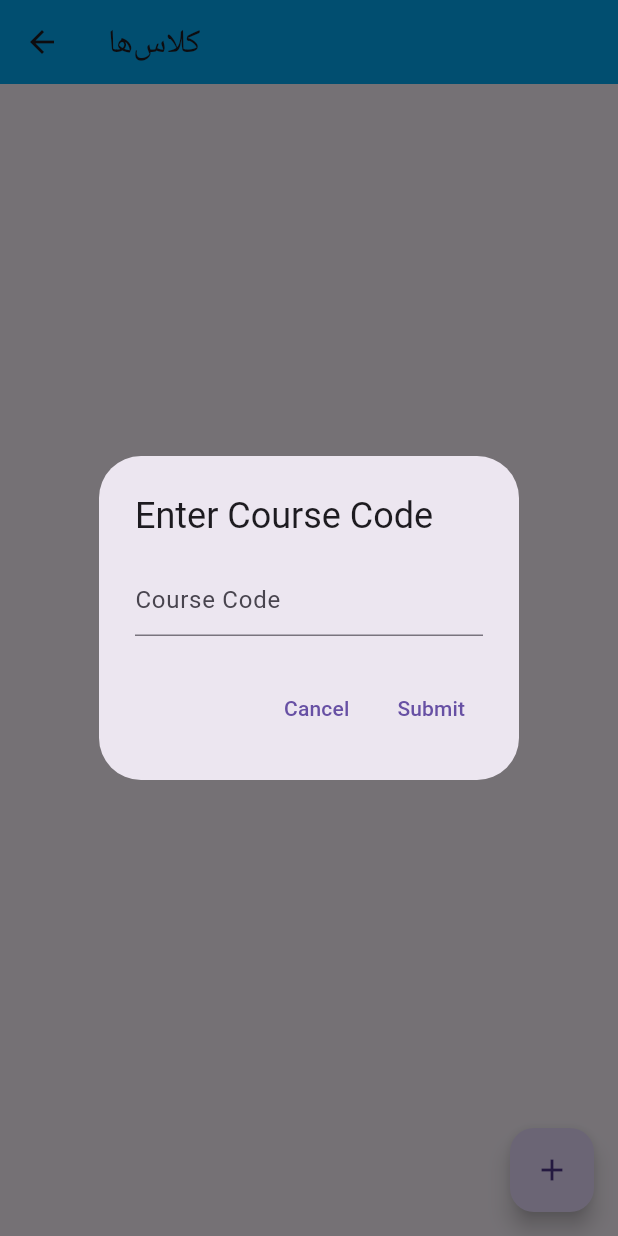
After one commit to babaj0821/AP_project_flutter, a Flutter app: the CoursePage screen opened directly, after a tap on the "add" icon, on a phone screen of 412 x 824 dp. The commit adds this screen. Run offline on Flutter 3.47's test engine with Material 3 defaults, Android fonts, the phone set to English and light mode, and no system bars.

Commit message:
home and class socket

```diff
--- a/front/AP_Project/lib/main.dart
+++ b/front/AP_Project/lib/main.dart
@@ -6,6 +6,7 @@ import 'package:ap_project/theme/theme.dart';
 import 'package:ap_project/screens/user_profile_page.dart';
 
 void main() {
+
   runApp(const MyApp());
 }
 
--- /dev/null
+++ b/front/AP_Project/lib/screens/classes_screen.dart
@@ -0,0 +1,167 @@
+import 'package:flutter/material.dart';
+import 'dart:io';
+import 'package:ap_project/screens/signin_screen.dart';
+class CoursePage extends StatefulWidget {
+  @override
+  _CoursePageState createState() => _CoursePageState();
+}
+
+class _CoursePageState extends State<CoursePage> {
+  List<Course> courses = [];
+
+  void _addCourse() async {
+    String? courseCode = await _showCourseCodeDialog();
+    if (courseCode != null && courseCode.isNotEmpty) {
+      try {
+        final socket = await Socket.connect('192.168.43.66', 8888);
+        print('Connected to: ${socket.remoteAddress.address}:${socket.remotePort}');
+
+        // Send course code to the server
+        socket.write('402243127-course-$courseCode\u0000');
+        await socket.flush();
+        print('Data sent to server:402243039-course-$courseCode\u0000');
+
+        // Listen for responses from the server
+        socket.listen((data) {
+          final response = String.fromCharCodes(data).trim();
+          print('Response from server: $response');
+          if (response.startsWith('course_details-')) {
+            final courseDetails = response.substring('course_details-'.length);
+            final course = Course.fromDetailsString(courseDetails);
+            setState(() {
+              courses.add(course);
+            });
+          } else {
+            ScaffoldMessenger.of(context).showSnackBar(
+              SnackBar(content: Text(response)),
+            );
+          }
+        }, onError: (error) {
+          print('Error: $error');
+          ScaffoldMessenger.of(context).showSnackBar(
+            SnackBar(content: Text('Error: $error')),
+          );
+        }, onDone: () {
+          print('Socket closed');
+        });
+
+        // Close the socket after listening is complete
+        await socket.done;
+      } catch (e) {
+        print('Error: $e');
+        ScaffoldMessenger.of(context).showSnackBar(
+          SnackBar(content: Text('Error: $e')),
+        );
+      }
+    }
+  }
+
+  Future<String?> _showCourseCodeDialog() async {
+    TextEditingController courseCodeController = TextEditingController();
+    return await showDialog<String>(
+      context: context,
+      builder: (BuildContext context) {
+        return AlertDialog(
+          title: Text('Enter Course Code'),
+          content: TextField(
+            controller: courseCodeController,
+            decoration: InputDecoration(hintText: "Course Code"),
+          ),
+          actions: <Widget>[
+            TextButton(
+              child: Text('Cancel'),
+              onPressed: () {
+                Navigator.of(context).pop(null);
+              },
+            ),
+            TextButton(
+              child: Text('Submit'),
+              onPressed: () {
+                Navigator.of(context).pop(courseCodeController.text);
+              },
+            ),
+          ],
+        );
+      },
+    );
+  }
+
+  @override
+  Widget build(BuildContext context) {
+    return Scaffold(
+      appBar: AppBar(
+        title: Text('کلاس‌ها'),
+      ),
+      body: ListView.builder(
+        itemCount: courses.length,
+        itemBuilder: (context, index) {
+          return CourseCard(course: courses[index]);
+        },
+      ),
+      floatingActionButton: FloatingActionButton(
+        onPressed: _addCourse,
+        child: Icon(Icons.add),
+      ),
+    );
+  }
+}
+
+class Course {
+  final String title;
+  final String instructor;
+  final int units;
+  final int assignmentsRemaining;
+  final String topStudent;
+
+  Course({
+    required this.title,
+    required this.instructor,
+    required this.units,
+    required this.assignmentsRemaining,
+    required this.topStudent,
+  });
+
+  factory Course.fromDetailsString(String details) {
+    final parts = details.split('-');
+    return Course(
+      title: parts[0],
+      instructor: parts[1],
+      units: int.tryParse(parts[2]) ?? 0,
+      assignmentsRemaining: int.tryParse(parts[3]) ?? 0,
+      topStudent: parts[4],
+    );
+  }
+}
+
+class CourseCard extends StatelessWidget {
+  final Course course;
+
+  CourseCard({required this.course});
+
+  @override
+  Widget build(BuildContext context) {
+    return Card(
+      margin: EdgeInsets.all(10),
+      child: Padding(
+        padding: EdgeInsets.all(10),
+        child: Column(
+          crossAxisAlignment: CrossAxisAlignment.start,
+          children: [
+            Text(
+              course.title,
+              style: TextStyle(fontSize: 20, fontWeight: FontWeight.bold),
+            ),
+            SizedBox(height: 5),
+            Text('استاد: ${course.instructor}'),
+            SizedBox(height: 5),
+            Text('تعداد واحد: ${course.units}'),
+            SizedBox(height: 5),
+            Text('تکالیف باقی‌مانده: ${course.assignmentsRemaining}'),
+            SizedBox(height: 5),
+            Text('دانشجوی ممتاز: ${course.topStudent}'),
+          ],
+        ),
+      ),
+    );
+  }
+}
--- a/front/AP_Project/lib/screens/signin_screen.dart
+++ b/front/AP_Project/lib/screens/signin_screen.dart
@@ -1,6 +1,7 @@
 import 'dart:convert';
 import 'dart:io';
 import 'package:ap_project/screens/home_screen.dart';
+import 'package:ap_project/student.dart';
 import 'package:flutter/material.dart';
 import 'package:ap_project/screens/signup_screen.dart';
 import 'package:ap_project/screens/user_profile_page.dart';
@@ -33,15 +34,16 @@ class _SignInScreenState extends State<SignInScreen> {
       final socket = await Socket.connect('192.168.43.66',8888);
       print('Connected to: ${socket.remoteAddress.address}:${socket.remotePort}');
       // Send student ID and password to the server
-      socket.write('l-$username-$password\u0000');
+      socket.write('$username-login-$username-$password\u0000');
       await socket.flush(); // Ensure data is sent
-      print('Data sent to server: l-$username-$password\u0000');
+      print('Data sent to server: login-$username-$password\u0000');
 
       // Listen for responses from the server
       socket.listen((data) {
         final response = String.fromCharCodes(data).trim();
         print('Response from server: $response');
         if (response == '1') {
+          //student s =  student(studentId: username, password: password);
           // Navigate to the homepage on successful sign-in
           Navigator.pushReplacement(
             context,
--- a/front/AP_Project/lib/screens/signup_screen.dart
+++ b/front/AP_Project/lib/screens/signup_screen.dart
@@ -27,9 +27,9 @@ class _SignUpScreenState extends State<SignUpScreen> {
       print('Connected to: ${socket.remoteAddress.address}:${socket.remotePort}');
 
       // Send username and password to the server
-      socket.write('s-$username-$password\u0000');
+      socket.write('sign-$username-$password\u0000');
       await socket.flush(); // Ensure data is sent
-      print('Data sent to server: s-$username-$password\u0000');
+      print('Data sent to server: sign-$username-$password\u0000');
 
       // Listen for responses from the server
       socket.listen((data) {
```
Also changed, not shown: front/AP_Project/lib/screens/home_screen.dart (+2 -9 lines), front/AP_Project/lib/student.dart (added, +10 -0 lines).
